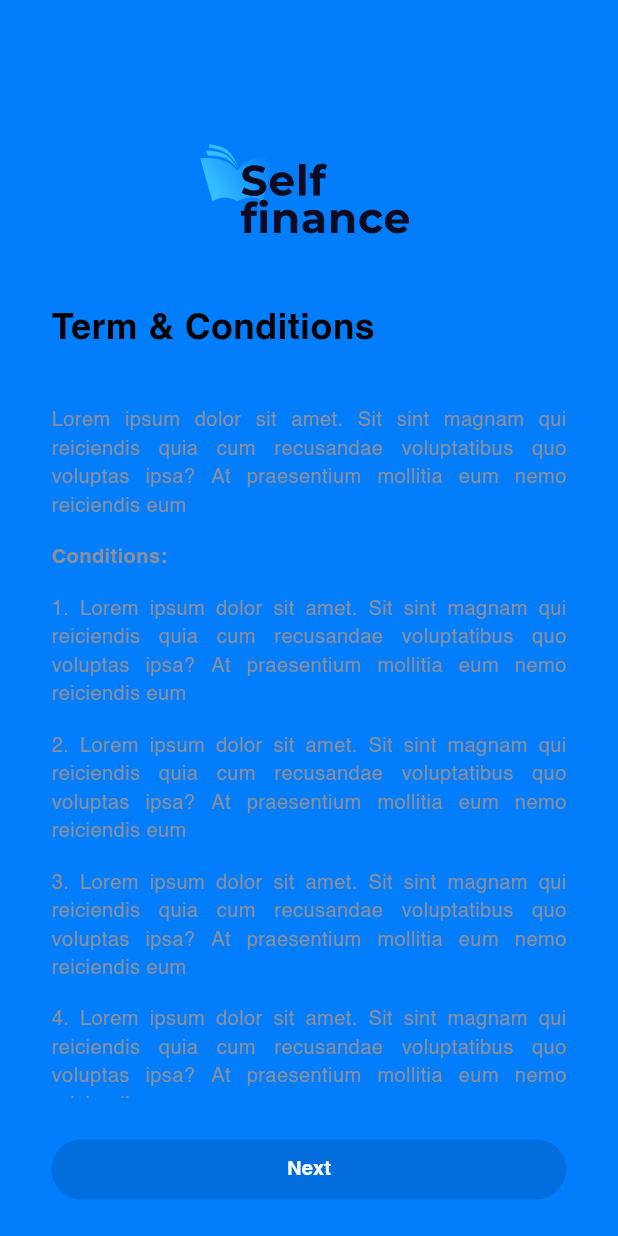
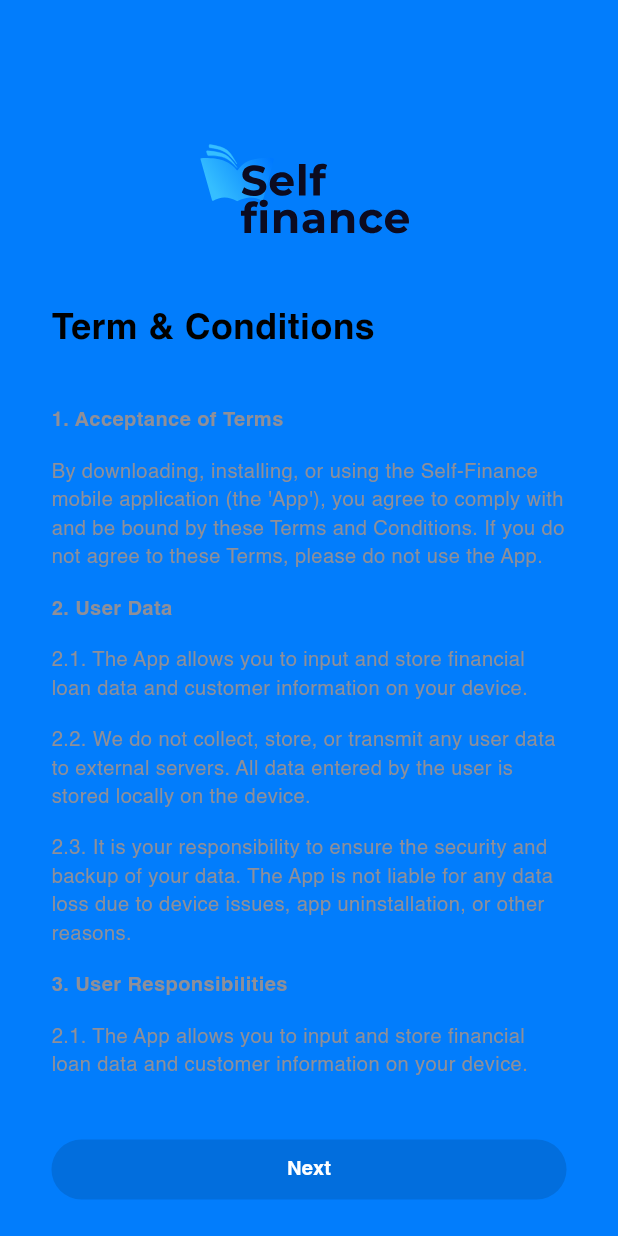
Before and after one commit to dumbun/self-finance, a Flutter app: the screen it shows after launch, on a phone screen of 412 x 824 dp. Run offline on Flutter 3.47's test engine with Material 2 defaults, Android fonts, the phone set to English and light mode, and no system bars; our stand-ins replace flutter_svg, responsive_sizer.

Commit message:
terms and conditions are updated

```diff
--- /dev/null
+++ b/lib/constants/terms_and_conditions_api.dart
@@ -0,0 +1,47 @@
+const acceptanceOfTerm = [
+  "By downloading, installing, or using the Self-Finance mobile application (the 'App'), you agree to comply with and be bound by these Terms and Conditions. If you do not agree to these Terms, please do not use the App.",
+];
+
+const userData = [
+  "2.1. The App allows you to input and store financial loan data and customer information on your device.",
+  "2.2. We do not collect, store, or transmit any user data to external servers. All data entered by the user is stored locally on the device.",
+  "2.3. It is your responsibility to ensure the security and backup of your data. The App is not liable for any data loss due to device issues, app uninstallation, or other reasons."
+];
+
+const userResponsibilities = [
+  "3.1. You are responsible for providing accurate customer information, including customer name, customer father name, customer address, finance taken date, assurance for finance acceptance process, and rate of interest.",
+  "3.2. You agree not to use the App for any unlawful or fraudulent purposes."
+];
+
+const calculationAccuracy = [
+  "4.1. The App provides calculations for dates, times, interest amounts, and finance details based on the data you input.",
+  "4.2. While we strive for accuracy, we do not guarantee the accuracy of the calculations. You should verify all calculations for accuracy and suitability for your specific financial purposes.",
+];
+
+const appUninstallation = [
+  "5.1. If you uninstall the App, all locally stored data will be permanently deleted. We are not responsible for any data loss resulting from app uninstallation.",
+];
+
+const governingLaw = [
+  "6.1 These Terms shall be governed by and construed in accordance with the laws of India.",
+];
+
+const changesToTerms = [
+  "7.1 We reserve the right to update or modify these Terms at any time. Any changes will be effective immediately upon posting the updated Terms within the App. Your continued use of the App after any such changes constitutes your acceptance of the revised Terms."
+];
+
+const contactInformation = [
+  "8.1 If you have any questions or concerns about these Terms, please contact us at vamsikrishna2644@gmail.com.",
+  "8.2 If you do not agree with any part of these Terms, please discontinue the use of the App."
+];
+
+Map<String, List<String>> termsAndConditionsMap = {
+  "1. Acceptance of Terms": acceptanceOfTerm,
+  "2. User Data": userData,
+  "3. User Responsibilities": userData,
+  "4. Calculation Accuracy": calculationAccuracy,
+  "5. App Uninstallation": appUninstallation,
+  "6. Governing Law": governingLaw,
+  "7. Changes to Terms": changesToTerms,
+  "8. Contact Information": contactInformation,
+};
--- a/lib/views/terms_and_conditions.dart
+++ b/lib/views/terms_and_conditions.dart
@@ -2,6 +2,7 @@ import 'package:flutter/material.dart';
 import 'package:flutter_svg/flutter_svg.dart';
 import 'package:responsive_sizer/responsive_sizer.dart';
 import 'package:self_finance/constants/constants.dart';
+import 'package:self_finance/constants/terms_and_conditions_api.dart';
 import 'package:self_finance/fonts/bodySmallText.dart';
 import 'package:self_finance/fonts/bodyTwoDefaultText.dart';
 import 'package:self_finance/theme/colors.dart';
@@ -35,7 +36,7 @@ class _TermsAndConditonsState extends State<TermsAndConditons> {
             _getIcon(),
             _getHeading(),
             _space(),
-            _getDetails(),
+            _getTermsAndConditions(),
             _getNextButton(),
           ],
         ),
@@ -62,7 +63,8 @@ class _TermsAndConditonsState extends State<TermsAndConditons> {
     );
   }
 
-  Container _getDetails() {
+  Container _getTermsAndConditions() {
+    Map<String, List> terms = termsAndConditionsMap;
     return Container(
       height: 88.sp,
       alignment: Alignment.topLeft,
@@ -74,51 +76,10 @@ class _TermsAndConditonsState extends State<TermsAndConditons> {
             mainAxisAlignment: MainAxisAlignment.start,
             crossAxisAlignment: CrossAxisAlignment.start,
             children: [
-              const BodyTwoDefaultText(
-                text: testText,
-                textAlign: TextAlign.justify,
-              ),
-              SizedBox(height: 16.sp),
-              const BodyTwoDefaultText(text: "Conditions:", bold: true),
-              SizedBox(height: 16.sp),
-              const BodyTwoDefaultText(
-                text: "1. $testText",
-                textAlign: TextAlign.justify,
-              ),
-              SizedBox(height: 16.sp),
-              const BodyTwoDefaultText(
-                text: "2. $testText",
-                textAlign: TextAlign.justify,
-              ),
-              SizedBox(height: 16.sp),
-              const BodyTwoDefaultText(
-                text: "3. $testText",
-                textAlign: TextAlign.justify,
-              ),
-              SizedBox(height: 16.sp),
-              const BodyTwoDefaultText(
-                text: "4. $testText",
-                textAlign: TextAlign.justify,
-              ),
-              SizedBox(height: 16.sp),
-              const BodyTwoDefaultText(
-                text: "5. $testText",
-                textAlign: TextAlign.justify,
-              ),
-              SizedBox(height: 16.sp),
-              const BodyTwoDefaultText(
-                text: "6. $testText",
-                textAlign: TextAlign.justify,
-              ),
-              SizedBox(height: 16.sp),
-              const BodyTwoDefaultText(
-                text: "7. $testText",
-                textAlign: TextAlign.justify,
-              ),
-              SizedBox(height: 16.sp),
-              const BodyTwoDefaultText(
-                text: "8. $testText",
-                textAlign: TextAlign.justify,
+              Column(
+                mainAxisAlignment: MainAxisAlignment.start,
+                crossAxisAlignment: CrossAxisAlignment.start,
+                children: _getTerms(),
               ),
               SizedBox(height: 16.sp),
               _getCheckBoxWithDescription(),
@@ -128,6 +89,19 @@ class _TermsAndConditonsState extends State<TermsAndConditons> {
         ),
       ),
     );
+  }
+
+  _getTerms() {
+    List<Widget> result = [];
+    for (var element in termsAndConditionsMap.entries) {
+      result.add(BodyTwoDefaultText(text: element.key, bold: true));
+      result.add(SizedBox(height: 16.sp));
+      for (var element in element.value) {
+        result.add(BodyTwoDefaultText(text: element));
+        result.add(SizedBox(height: 16.sp));
+      }
+    }
+    return result;
   }
 
   InkWell _getCheckBoxWithDescription() {
@@ -145,9 +119,10 @@ class _TermsAndConditonsState extends State<TermsAndConditons> {
           SizedBox(width: 10.sp),
           SizedBox(
             width: 66.sp,
-            height: 25.sp,
+            height: 30.sp,
             child: const BodySmallText(
-              text: testCheckbox,
+              text:
+                  "By using the Self-Finance App, you acknowledge that you have read, understood, and agreed to these Terms and Conditions. ",
             ),
           )
         ],
--- a/pubspec.yaml
+++ b/pubspec.yaml
@@ -36,6 +36,7 @@ dependencies:
   flutter_launcher_icons: ^0.13.1
   flutter_svg: ^2.0.7
   responsive_sizer: ^3.2.0
+  url_launcher: ^6.1.14
 
 dev_dependencies:
   flutter_test:
```
Also changed, not shown: pubspec.lock, 11 other files.
